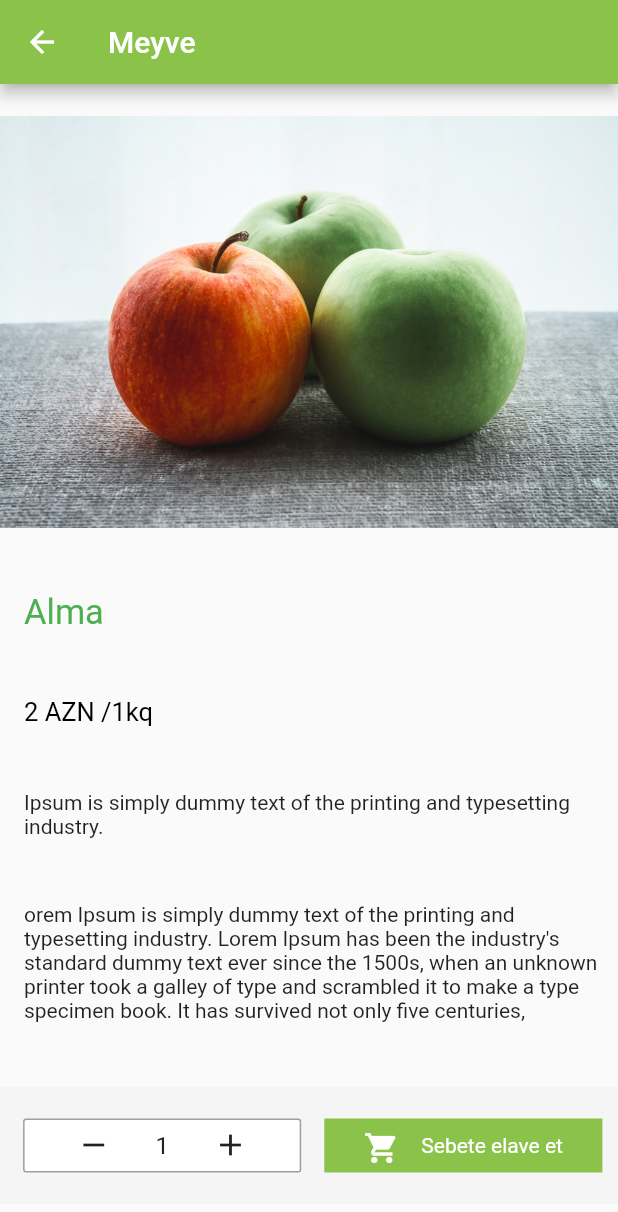
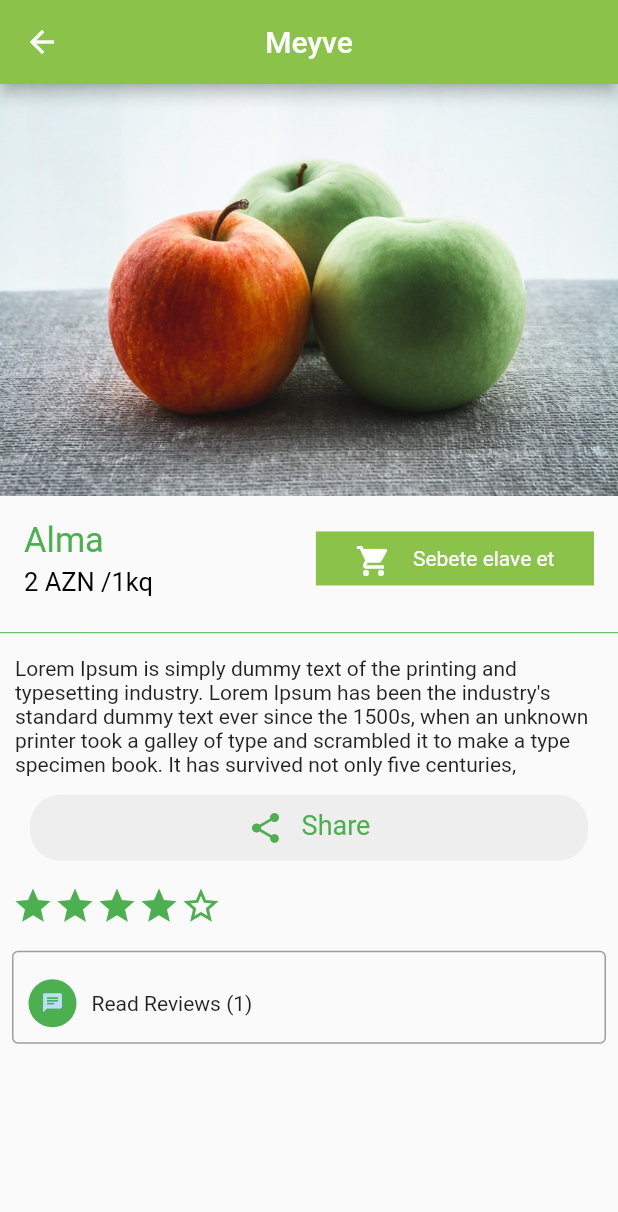
Before and after one commit to konuleminova/redux_sign_in_demo, a Flutter app: the ProductDetailPage screen opened by its route, on a phone screen of 412 x 824 dp. Shown: the top 1212 px of the screen. Run offline on Flutter 3.47's test engine with Material 2 defaults, Android fonts, the phone set to English and light mode, and no system bars; drawn by our look-alikes of smooth_star_rating; our stand-ins replace flutter_redux, redux, redux_thunk, shared_preferences; accounts and stored records are empty.

```diff
--- a/lib/ui/page/product_detail.dart
+++ b/lib/ui/page/product_detail.dart
@@ -3,6 +3,7 @@ import 'package:flutter_redux/flutter_redux.dart';
 import 'package:redux/redux.dart';
 import 'package:redux_sign_in/data/model/app_state.dart';
 import 'package:redux_sign_in/data/viewmodel/shopping_cart_viewmodel.dart';
+import 'package:smooth_star_rating/smooth_star_rating.dart';
 
 class ProductDetailPage extends StatefulWidget {
   @override
@@ -26,49 +27,140 @@ class ProductDetailState extends State<ProductDetailPage> {
       builder: (BuildContext context, ShoppingCartViewModel viewModel) {
         return new Scaffold(
             appBar: new AppBar(
-              title: new Text("Meyve",),backgroundColor: Colors.lightGreen,
+              centerTitle: true,
+              title: new Text(
+                "Meyve",
               ),
-            body: new Column(
-              crossAxisAlignment: CrossAxisAlignment.start,
-              mainAxisAlignment: MainAxisAlignment.spaceAround,
+              backgroundColor: Colors.lightGreen,
+            ),
+            body: new Container(
+              margin: EdgeInsets.only(bottom: 16),
+              child: new ListView(
+                //crossAxisAlignment: CrossAxisAlignment.start,
+                //mainAxisAlignment: MainAxisAlignment.spaceAround,
                 children: <Widget>[
                   new Container(
                     child: new Image(image: AssetImage('images/img3.jpg')),
                   ),
                   new Container(
-                  margin: EdgeInsets.only(left: 16),
+                    width: width,
+                    margin: EdgeInsets.only(
+                        left: 16, right: 16, top: 16, bottom: 16),
+                    child: new Row(
+                      mainAxisAlignment: MainAxisAlignment.spaceBetween,
+                      children: <Widget>[
+                        new Column(
+                          children: <Widget>[
+                            new Container(
                               child: new Text(
                                 "Alma ",
-                    style: TextStyle(color: Colors.green, fontSize: 23),
+                                style: TextStyle(
+                                    color: Colors.green, fontSize: 23),
                               ),
+                              alignment: Alignment.topLeft,
                             ),
                             new Container(
                               child: new Text(
                                 "2 AZN /1kq",
-                    style: TextStyle(color: Colors.black, fontSize: 17),
+                                style: TextStyle(
+                                    color: Colors.black, fontSize: 17),
                               ),
-                  margin: EdgeInsets.only(left: 16),
+                              alignment: Alignment.bottomLeft,
+                              margin: EdgeInsets.only(top: 4),
+                            ),
+                          ],
+                          crossAxisAlignment: CrossAxisAlignment.start,
                         ),
                         new Container(
-                  child: new Text(
-                      "Ipsum is simply dummy text of the printing and typesetting industry."),
-                  margin: EdgeInsets.only(left: 16),
+                          child: _addWidget(),
+                          alignment: Alignment.topRight,
+                        )
+                      ],
+                    ),
+                  ),
+                  Divider(
+                    color: Colors.green,
                   ),
                   new Container(
-                  margin: EdgeInsets.only(left: 16),
+                    margin: EdgeInsets.only(left: 10, right: 16, top: 8),
                     child: new Text(
-                      "orem Ipsum is simply dummy text of the printing and typesetting industry."
+                        "Lorem Ipsum is simply dummy text of the printing and typesetting industry."
                         " Lorem Ipsum has been the industry's standard dummy text ever since the "
                         "1500s, when an unknown printer took a galley of type and scrambled it to make a "
                         "type specimen book. It has survived not only five centuries, "),
                   ),
                   new Container(
-                  color: Colors.grey[100],
-                  padding: EdgeInsets.only(top: 16, bottom: 16),
-                  child: new Row(
-                    mainAxisAlignment: MainAxisAlignment.spaceEvenly,
+                      width: 100,
+                      margin: EdgeInsets.only(
+                          left: 20, right: 20, top: 12, bottom: 8),
+                      padding: EdgeInsets.all(10),
+                      decoration: new BoxDecoration(
+                          borderRadius: BorderRadius.circular(20),
+                          color: Colors.grey[200]),
+                      child: new Wrap(
+                        alignment: WrapAlignment.center,
+                        spacing: 12,
+                        // mainAxisSize: MainAxisSize.min,
+                        // mainAxisAlignment: MainAxisAlignment.spaceEvenly,
                         children: <Widget>[
                           new Container(
+                            child: Icon(
+                              Icons.share,
+                              color: Colors.green,
+                            ),
+                          ),
+                          new Text(
+                            "Share",
+                            style: TextStyle(fontSize: 18, color: Colors.green),
+                          )
+                        ],
+                      )),
+                  new Container(
+                    margin: EdgeInsets.all(8),
+                    child: ratingStarWidget(),
+                  ),
+                  new Container(
+                    decoration: BoxDecoration(
+                        border: new Border.all(
+                          color: Colors.grey,
+                        ),
+                        borderRadius: BorderRadius.circular(4)),
+                    margin: EdgeInsets.all(8),
+                    padding: EdgeInsets.all(10),
+                    child: new Column(
+                      crossAxisAlignment: CrossAxisAlignment.start,
+                      children: <Widget>[
+                        new Container(
+                          margin: EdgeInsets.only(top: 8),
+                          child: new Row(
+                            mainAxisAlignment: MainAxisAlignment.start,
+                            children: <Widget>[
+                              new CircleAvatar(
+                                child: Icon(
+                                  Icons.chat,
+                                  size: 15,
+                                ),
+                                maxRadius: 16,
+                                backgroundColor: Colors.green,
+                              ),
+                              new Container(
+                                margin: EdgeInsets.only(left: 10),
+                                child: new Text("Read Reviews (1)"),
+                              )
+                            ],
+                          ),
+                        )
+                      ],
+                    ),
+                  )
+                ],
+              ),
+            ));
+      },
+    );
+  }
+
+  _plusMinusWidget() => new Container(
         width: width * 0.45,
         padding: EdgeInsets.all(5),
         margin: EdgeInsets.all(5),
@@ -105,8 +197,9 @@ class ProductDetailState extends State<ProductDetailPage> {
             ),
           ],
         ),
-                      ),
-                      new GestureDetector(
+      );
+
+  _addWidget() => new GestureDetector(
         child: new Container(
           width: width * 0.45,
           child: new Container(
@@ -126,25 +219,29 @@ class ProductDetailState extends State<ProductDetailPage> {
                 new Container(
                   child: new Text(
                     "Sebete elave et",
-                                    style: TextStyle(
-                                        color: Colors.white, fontSize: 14),
+                    style: TextStyle(color: Colors.white, fontSize: 14),
                   ),
                 )
               ],
             ),
           ),
-                          alignment: Alignment.topRight,
+          alignment: Alignment.centerRight,
         ),
         onTap: () {
           setState(() {});
         },
-                      )
-                    ],
-                  ),
-                )
-              ],
-            ));
+      );
+
+  Widget ratingStarWidget() => SmoothStarRating(
+        allowHalfRating: false,
+        onRatingChanged: (v) {
+          // rating = v;
+          setState(() {});
         },
+        starCount: 5,
+        rating: 4,
+        size: 28.0,
+        color: Colors.green,
+        borderColor: Colors.green,
       );
 }
-}
```
Lines whose indentation alone changed are shown as unchanged.
